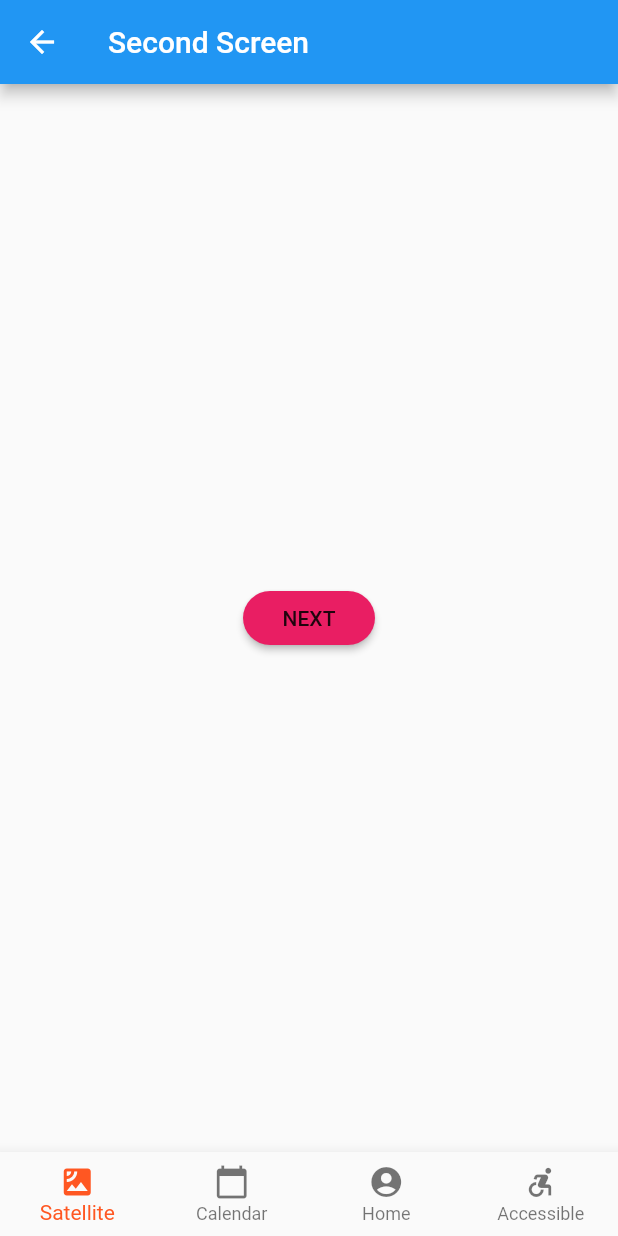
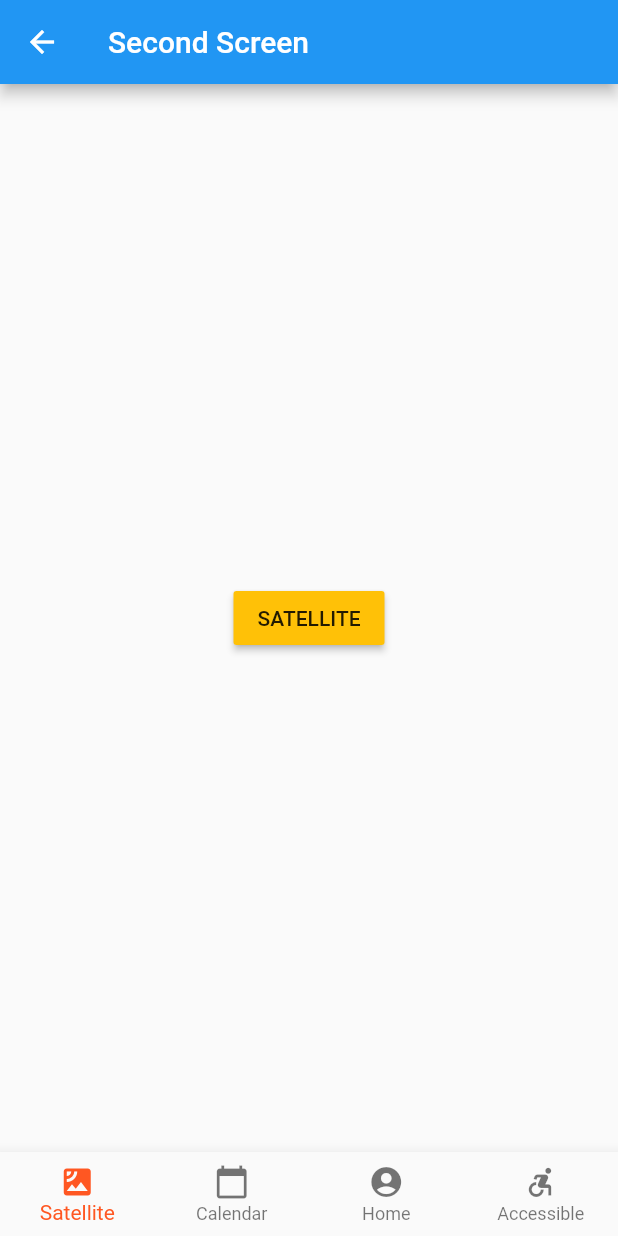
Before and after one commit to patelvishu05/FlutterProjects, a Flutter app: the SuccessLoginScreen screen opened by its route, on a phone screen of 412 x 824 dp. Run offline on Flutter 3.47's test engine with Material 2 defaults, Android fonts, the phone set to English and light mode, and no system bars.

Commit message:
improvements to PlaceHolderWidget class

```diff
--- a/flutter_app2/lib/PlaceHolderWidget.dart
+++ b/flutter_app2/lib/PlaceHolderWidget.dart
@@ -1,20 +1,38 @@
 import 'package:flutter/material.dart';
 
 class PlaceholderWidget extends StatelessWidget {
- final Color color;
+ final String navBarName;
 
- PlaceholderWidget(this.color);
+ PlaceholderWidget(this.navBarName);
 
   @override
   Widget build(BuildContext context) {
-   return Container(
-    alignment: Alignment(0,0),
+    return navBar(this.navBarName);
+  }
+
+  Container navBar(String navBarItem) {
+    Container something;
+    String output="";
+    switch(navBarItem)
+    {
+      case 'SATELLITE' : output = navBarItem;
+        break;
+      case 'CALENDAR' : output = navBarItem;
+        break;
+      case 'ACCOUNT' : output = navBarItem;
+        break;
+      case 'ACCESSIBLE' : output = navBarItem;
+        break;
+
+    }
+    something = new Container(
       child: RaisedButton(
-       child: Text('NEXT'),
-        color: this.color,
-        shape: new RoundedRectangleBorder(borderRadius: new BorderRadius.circular(30.0)),
-        onPressed: () => {}
+        child: Text(output),
+        color: Colors.amber,
+        onPressed: () => {},
       ),
+      alignment: Alignment(0, 0),
     );
+    return something;
   }
 }
--- a/flutter_app2/lib/main.dart
+++ b/flutter_app2/lib/main.dart
@@ -109,10 +109,10 @@ class SuccessLoginScreen extends StatefulWidget {
 class SuccessLoginScreenState extends State<SuccessLoginScreen> {
   int _selectedIndex = 0;
    final _widgetOptions = [
-    PlaceholderWidget(Colors.pink),
-    PlaceholderWidget(Colors.red),
-    PlaceholderWidget(Colors.cyan),
-    PlaceholderWidget(Colors.green),
+    PlaceholderWidget("SATELLITE"),
+    PlaceholderWidget("CALENDAR"),
+    PlaceholderWidget("ACCOUNT"),
+    PlaceholderWidget("ACCESSIBLE"),
   ];
 
   @override
```
Lines whose indentation alone changed are shown as unchanged.
